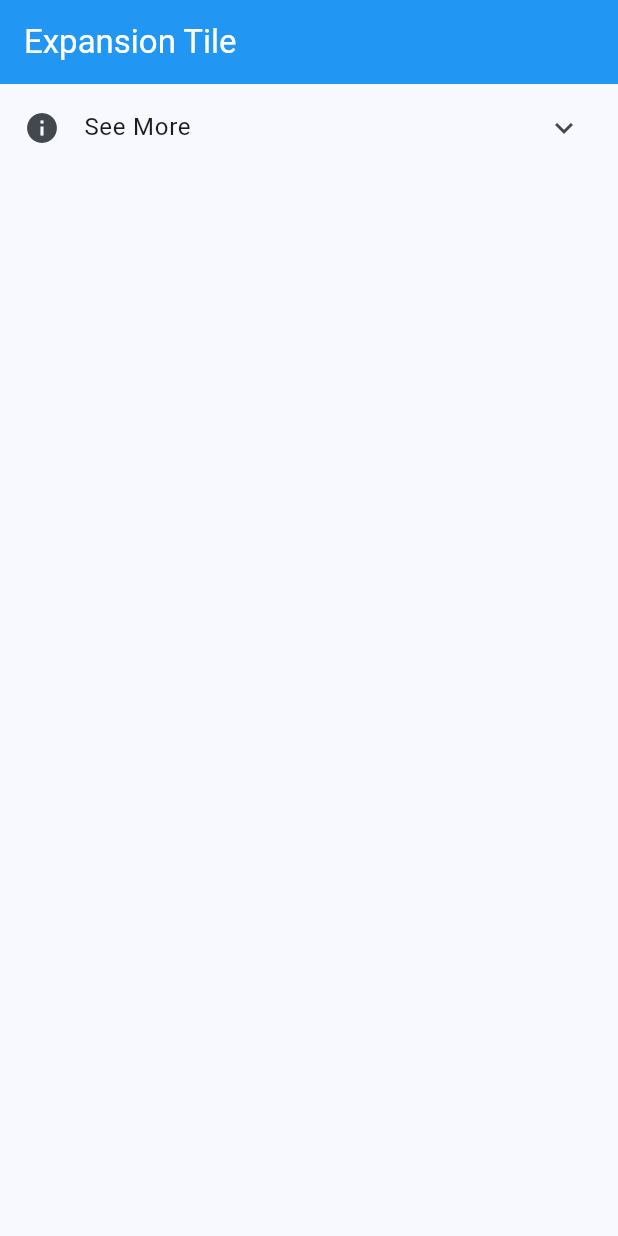
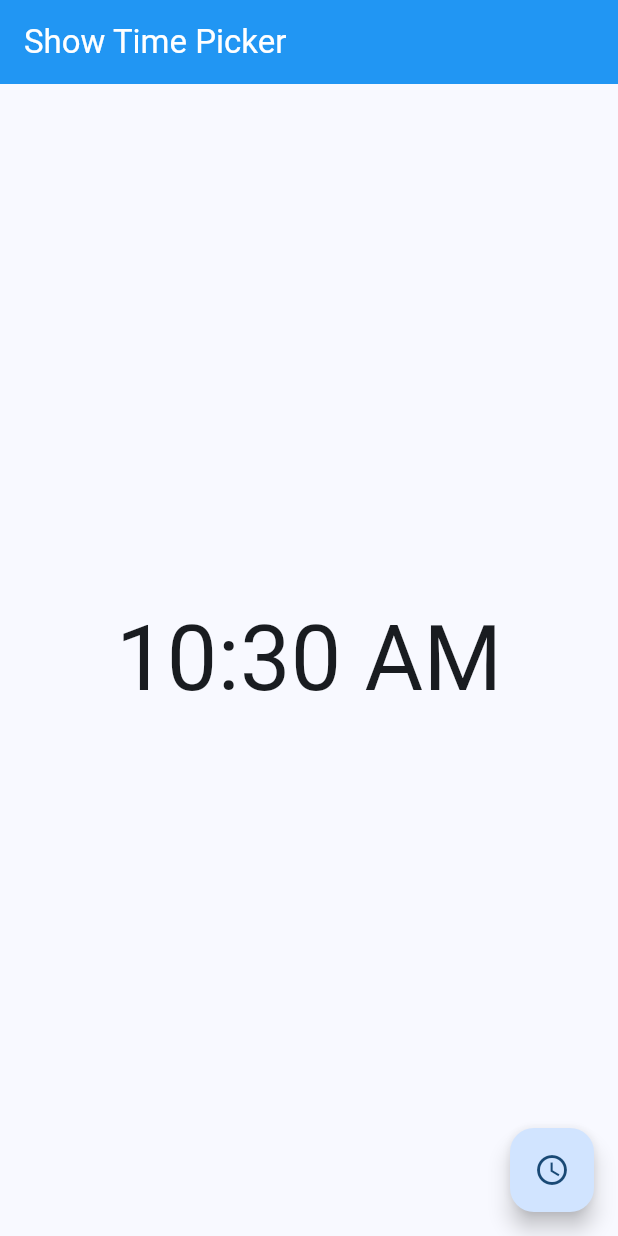
Before and after one commit to Vikram1999dev/flutter-practise, a Flutter app: the screen it shows after launch, on a phone screen of 412 x 824 dp. Run offline on Flutter 3.47's test engine with Material 3 defaults, Android fonts, the light colour scheme and no system bars.

Commit message:
added code for time-picker

```diff
--- a/lib/main.dart
+++ b/lib/main.dart
@@ -17,13 +17,14 @@ class MyApp extends StatelessWidget {
         colorScheme: ColorScheme.fromSeed(seedColor: Colors.blue),
         useMaterial3: true,
       ),
-      home: const MyHomePage(title: 'Expansion Tile'),
+      home: const MyHomePage(title: 'Show Time Picker'),
     );
   }
 }
 
 class MyHomePage extends StatefulWidget {
   const MyHomePage({Key? key, required this.title});
+  final TimeOfDay? time = const TimeOfDay(hour: 12, minute: 12);
 
   final String title;
 
@@ -32,6 +33,7 @@ class MyHomePage extends StatefulWidget {
 }
 
 class _MyHomePageState extends State<MyHomePage> {
+  TimeOfDay? time = TimeOfDay.now();
   @override
   Widget build(BuildContext context) {
     return Scaffold(
@@ -42,15 +44,31 @@ class _MyHomePageState extends State<MyHomePage> {
         ),
         backgroundColor: Colors.blue,
       ),
-      body: const ExpansionTile(
-        title: Text('See More'),
-        leading: Icon(Icons.info),
-        children: [
-          ListTile(title: Text('First')),
-          ListTile(title: Text('Second')),
-          ListTile(title: Text('Third')),
-        ],
+      body: Center(
+        child: Text(
+          _formatTime(time!),
+          style: const TextStyle(fontSize: 60),
+        ),
+      ),
+      floatingActionButton: FloatingActionButton(
+        child: const Icon(Icons.access_time_outlined),
+        onPressed: () async {
+          TimeOfDay? newTime =
+              await showTimePicker(context: context, initialTime: time!);
+          if (newTime != null) {
+            setState(() {
+              time = newTime;
+            });
+          }
+        },
       ),
     );
   }
 }
+
+String _formatTime(TimeOfDay time) {
+  int hour = time.hourOfPeriod;
+  String minute = time.minute.toString().padLeft(2, '0');
+  String period = time.period == DayPeriod.am ? 'AM' : 'PM';
+  return '$hour:$minute $period';
+}
```
